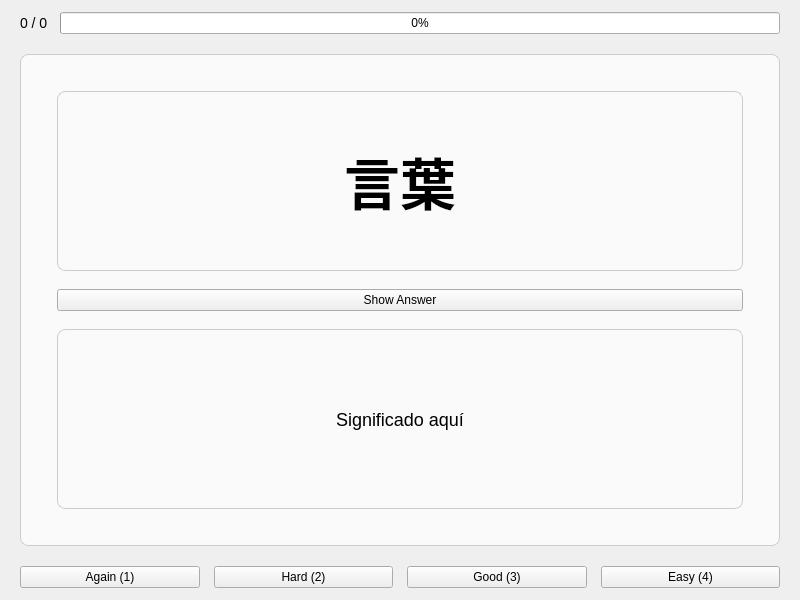
The window that gui-desktop/ui/srs/srspage.ui (jbusshc/kotoba-plus) describes before a commit, drawn with Qt 5.
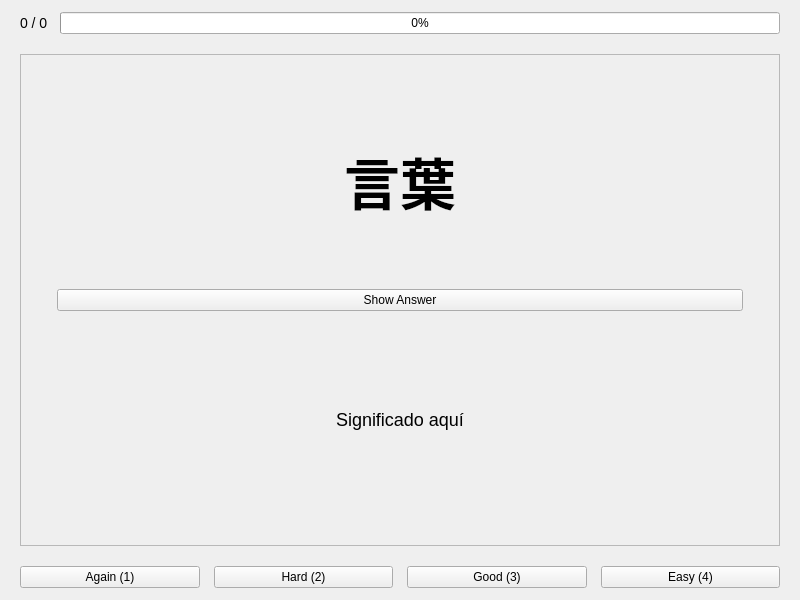
The same window after the commit.

```diff
--- a/gui-desktop/ui/srs/srspage.ui
+++ b/gui-desktop/ui/srs/srspage.ui
@@ -64,12 +64,6 @@
      <property name="frameShadow">
       <enum>QFrame::Raised</enum>
      </property>
-     <property name="styleSheet">
-      <string>
-QFrame { border-radius: 8px; border: 1px solid #ccc; background: #fafafa; }
-      </string>
-     </property>
-
      <layout class="QVBoxLayout" name="cardLayout">
       <property name="spacing">
        <number>18</number>
```
